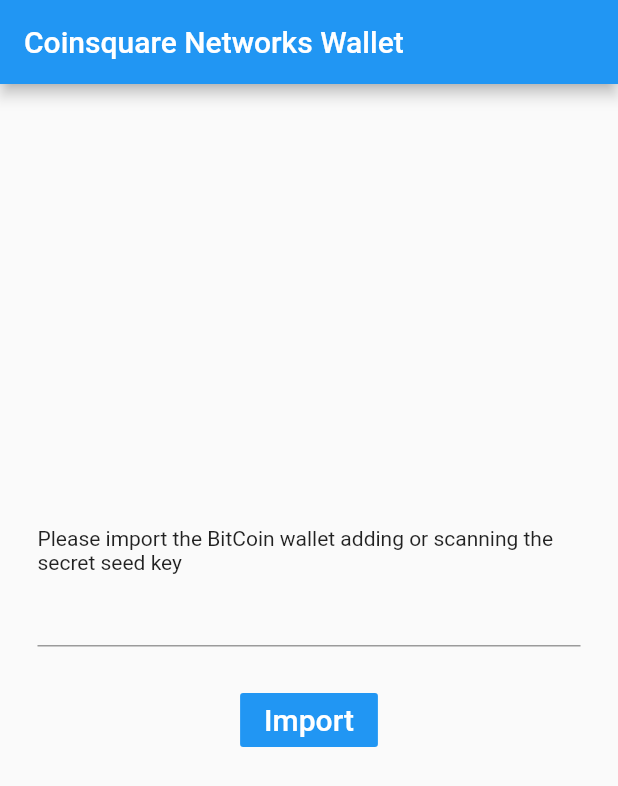
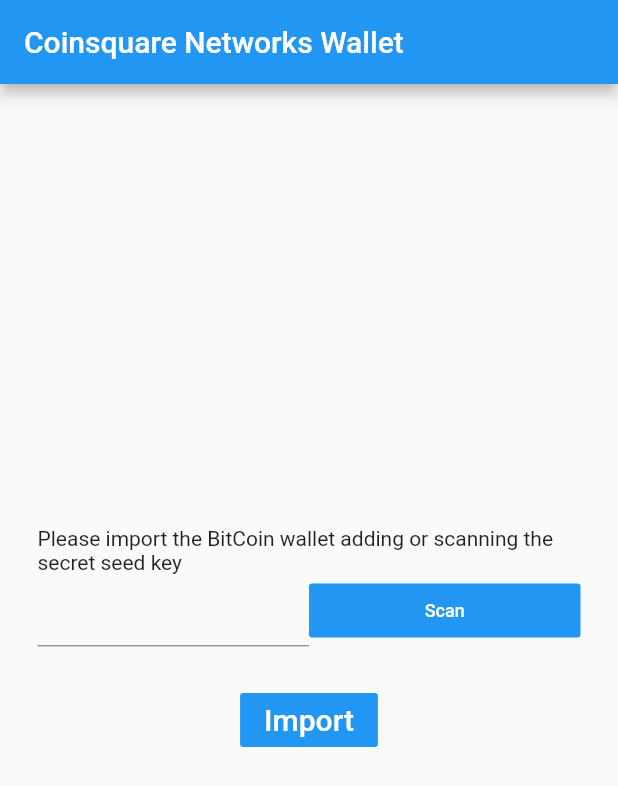
Before and after one commit to dabitdev/flutter_btc_balance_checker, a Flutter app: the screen it shows after launch, on a phone screen of 412 x 824 dp. Shown: the top 786 px of the screen. Run offline on Flutter 3.47's test engine with Material 2 defaults, Android fonts, the phone set to English and light mode, and no system bars.

Commit message:
Adding scan button.

```diff
--- a/lib/main.dart
+++ b/lib/main.dart
@@ -44,19 +44,6 @@ class MyHomePage extends StatefulWidget {
 }
 
 class _MyHomePageState extends State<MyHomePage> {
-  int _counter = 0;
-
-  void _incrementCounter() {
-    setState(() {
-      // This call to setState tells the Flutter framework that something has
-      // changed in this State, which causes it to rerun the build method below
-      // so that the display can reflect the updated values. If we changed
-      // _counter without calling setState(), then the build method would not be
-      // called again, and so nothing would appear to happen.
-      _counter++;
-    });
-  }
-
   @override
   Widget build(BuildContext context) {
     // This method is rerun every time setState is called, for instance as done
@@ -95,7 +82,12 @@ class _MyHomePageState extends State<MyHomePage> {
             Text(
               'Please import the BitCoin wallet adding or scanning the secret seed key',
             ),
-            TextField(
+            Row(
+              children:<Widget>[
+                Expanded(child: TextField()),
+                Expanded(child: FlatButton(textColor:Colors.white, color:Colors.blue, onPressed: (){},
+              child: Text("Scan", style: TextStyle(fontSize: 12.0)))),
+              ],
             ),
             Container(margin: new EdgeInsets.all(25.0), child: FlatButton(textColor:Colors.white, color:Colors.blue, onPressed: (){},
               child: Text("Import", style: TextStyle(fontSize: 20.0))))
```
